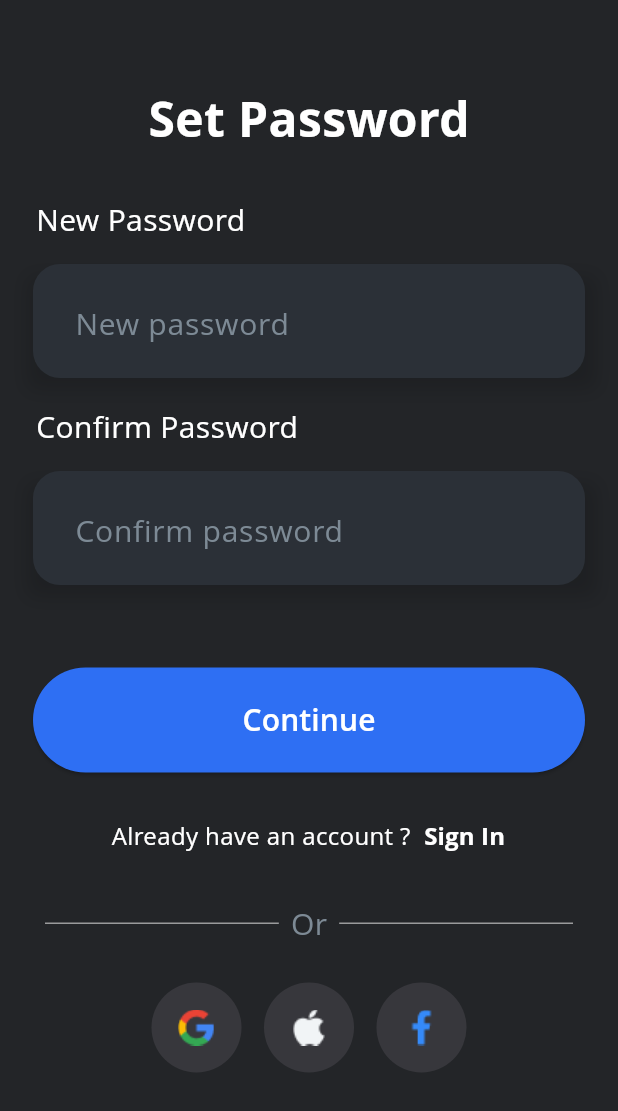
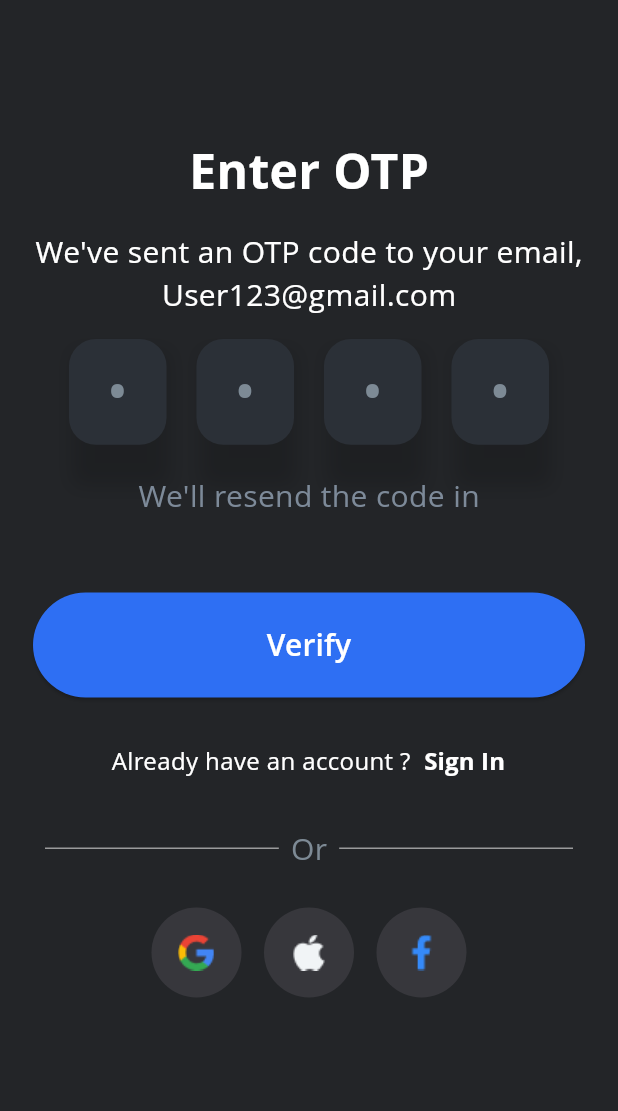
Before and after one commit to Sakib360a/Simple-Login-Screen, a Flutter app: the screen it shows after launch, on a phone screen of 412 x 824 dp. Shown: the top 1111 px of the screen. Run offline on Flutter 3.47's test engine with Material 3 defaults, Android fonts, the phone set to English and light mode, and no system bars.

Commit message:
OTP Verify Screen Designed

```diff
--- a/lib/MyApp.dart
+++ b/lib/MyApp.dart
@@ -1,3 +1,4 @@
+import 'package:class1/screens/dark_otp_verify_screen.dart';
 import 'package:class1/screens/dark_signup_screen_password.dart';
 import 'package:class1/screens/signin_screen.dart';
 import 'package:class1/screens/dark_signup_screen_emai_and_name.dart';
@@ -17,8 +18,9 @@ class MyApp extends StatelessWidget {
       title: "Flutter Homework Project",
       //home: SigninScreen(),
       //home: DarkSignupScreenEmaiAndName(),
-      home: DarkSignupScreenPassword(),
+      //home: DarkSignupScreenPassword(),
      // home: SignupScreen(),
+      home: DarkOtpVerifyScreen(),
     );
   }
 }
--- /dev/null
+++ b/lib/screens/dark_otp_verify_screen.dart
@@ -0,0 +1,317 @@
+import 'package:flutter/material.dart';
+
+class DarkOtpVerifyScreen extends StatelessWidget {
+  const DarkOtpVerifyScreen({super.key});
+
+  @override
+  Widget build(BuildContext context) {
+    return Center(
+      child: Scaffold(
+        backgroundColor: Color(0xFF232528),
+        appBar: AppBar(backgroundColor: Colors.transparent,elevation: 0,
+          iconTheme: IconThemeData(
+            color: Colors.white, // set your desired color here
+          ),),
+        body: SingleChildScrollView(
+          child: Column(
+            mainAxisAlignment: MainAxisAlignment.center,
+            crossAxisAlignment: CrossAxisAlignment.center,
+            children: [
+              SizedBox(
+                height: 35,
+              ),
+              Text(
+                "Enter OTP",
+                style: TextStyle(
+                  fontFamily: 'OpenSans',
+                  fontSize: 32,
+                  color: Colors.white,
+                  fontWeight: FontWeight.w700,
+                ),
+              ),
+              SizedBox(
+                height: 16,
+              ),//Enter OTP
+              Text("We've sent an OTP code to your email,",style: TextStyle(fontSize: 20,color: Colors.white),),
+              Text('User123@gmail.com',style: TextStyle(fontSize: 20,color: Colors.white),),
+              SizedBox(height: 15), //Gap
+              Row(
+                mainAxisAlignment: MainAxisAlignment.center,
+                crossAxisAlignment: CrossAxisAlignment.center,
+                children: [
+                  Container(
+                    //padding: EdgeInsets.only(left: 6, right: 6),
+                    decoration: BoxDecoration(
+                      boxShadow: [
+                        BoxShadow(
+                          color: Colors.black.withOpacity(0.15),
+                          spreadRadius: 0,
+                          blurRadius: 10,
+                          offset: Offset(2, 8), // changes position of shadow
+                        ),
+                      ],
+                    ),
+                    height: 90,
+                    width: 65,
+                    child: TextField(
+                      textAlign: TextAlign.center,
+                      maxLength: 1,
+                      style: TextStyle(fontFamily: 'OpenSans',color: Colors.white,fontSize: 30,fontWeight: FontWeight.bold),
+                      keyboardType: TextInputType.number,
+                      decoration: InputDecoration(
+                        counter: Text(' '),
+                        filled: true,
+                        fillColor: Color(0xFF2B3037),
+                        hintText: '•',
+                        hintStyle: TextStyle(
+                          fontSize: 30,
+                          fontWeight: FontWeight.bold,
+                          color: Color(0xFF7D8A95),
+                        ),
+                        border: OutlineInputBorder(
+                          borderRadius: BorderRadius.circular(18),
+                          borderSide: BorderSide.none,
+                        ),
+                      ),
+                    ),
+                  ),
+                  SizedBox(width: 20,),
+                  Container(
+                    //padding: EdgeInsets.only(left: 6, right: 6),
+                    decoration: BoxDecoration(
+                      boxShadow: [
+                        BoxShadow(
+                          color: Colors.black.withOpacity(0.15),
+                          spreadRadius: 0,
+                          blurRadius: 10,
+                          offset: Offset(2, 8), // changes position of shadow
+                        ),
+                      ],
+                    ),
+                    height: 90,
+                    width: 65,
+                    child: TextField(
+                      textAlign: TextAlign.center,
+                      maxLength: 1,
+                      style: TextStyle(fontFamily: 'OpenSans',color: Colors.white,fontSize: 30,fontWeight: FontWeight.bold),
+                      keyboardType: TextInputType.number,
+                      decoration: InputDecoration(
+                        counter: Text(' '),
+                        filled: true,
+                        fillColor: Color(0xFF2B3037),
+                        hintText: '•',
+                        hintStyle: TextStyle(
+                          fontSize: 30,
+                          fontWeight: FontWeight.bold,
+                          color: Color(0xFF7D8A95),
+                        ),
+                        border: OutlineInputBorder(
+                          borderRadius: BorderRadius.circular(18),
+                          borderSide: BorderSide.none,
+                        ),
+                      ),
+                    ),
+                  ),
+                  SizedBox(width: 20,),
+                  Container(
+                    //padding: EdgeInsets.only(left: 6, right: 6),
+                    decoration: BoxDecoration(
+                      boxShadow: [
+                        BoxShadow(
+                          color: Colors.black.withOpacity(0.15),
+                          spreadRadius: 0,
+                          blurRadius: 10,
+                          offset: Offset(2, 8), // changes position of shadow
+                        ),
+                      ],
+                    ),
+                    height: 90,
+                    width: 65,
+                    child: TextField(
+                      textAlign: TextAlign.center,
+                      maxLength: 1,
+                      style: TextStyle(fontFamily: 'OpenSans',color: Colors.white,fontSize: 30,fontWeight: FontWeight.bold),
+                      keyboardType: TextInputType.number,
+                      decoration: InputDecoration(
+                        counter: Text(' '),
+                        filled: true,
+                        fillColor: Color(0xFF2B3037),
+                        hintText: '•',
+                        hintStyle: TextStyle(
+                          fontSize: 30,
+                          fontWeight: FontWeight.bold,
+                          color: Color(0xFF7D8A95),
+                        ),
+                        border: OutlineInputBorder(
+                          borderRadius: BorderRadius.circular(18),
+                          borderSide: BorderSide.none,
+                        ),
+                      ),
+                    ),
+                  ),
+                  SizedBox(width: 20,),
+                  Container(
+                    //padding: EdgeInsets.only(left: 6, right: 6),
+                    decoration: BoxDecoration(
+                      boxShadow: [
+                        BoxShadow(
+                          color: Colors.black.withOpacity(0.15),
+                          spreadRadius: 0,
+                          blurRadius: 10,
+                          offset: Offset(2, 8), // changes position of shadow
+                        ),
+                      ],
+                    ),
+                    height: 90,
+                    width: 65,
+                    child: TextField(
+                      textAlign: TextAlign.center,
+                      maxLength: 1,
+                      style: TextStyle(fontFamily: 'OpenSans',color: Colors.white,fontSize: 30,fontWeight: FontWeight.bold),
+                      keyboardType: TextInputType.number,
+                      decoration: InputDecoration(
+                        counter: Text(' '),
+                        filled: true,
+                        fillColor: Color(0xFF2B3037),
+                        hintText: '•',
+                        hintStyle: TextStyle(
+                          fontSize: 30,
+                          fontWeight: FontWeight.bold,
+                          color: Color(0xFF7D8A95),
+                        ),
+                        border: OutlineInputBorder(
+                          borderRadius: BorderRadius.circular(18),
+                          borderSide: BorderSide.none,
+                        ),
+                      ),
+                    ),
+                  ),
+                ],
+              ),
+              Text('We\'ll resend the code in',style: TextStyle(fontSize: 20,color: Color(0xFF7D8A99)),),//Enter full name field
+               //Enter email address field
+              SizedBox(height: 10),
+              Container(
+                alignment: Alignment.center,
+                child: Padding(
+                  padding: const EdgeInsets.only(left: 22, right: 22, top: 40),
+                  child: SizedBox(
+                    width: double.infinity,
+                    height: 70,
+                    child: ElevatedButton(
+                      style: ButtonStyle(
+                        backgroundColor: MaterialStateProperty.all<Color>(Color(0xFF2E6FF3)),
+                        foregroundColor: MaterialStateProperty.all<Color>(Colors.white),
+                        shape: MaterialStateProperty.all<RoundedRectangleBorder>(
+                          RoundedRectangleBorder(
+                            borderRadius: BorderRadius.circular(50),
+                          ),
+                        ),
+                      ),
+                      onPressed: () {
+
+                      },
+                      child: Text(
+                        "Verify",
+                        style: TextStyle(
+                          fontSize: 20,
+                          fontWeight: FontWeight.w600,
+                        ),
+                      ),
+                    ),
+                  ),
+                ), // or even less
+              ), // Verify Button
+              SizedBox(height: 18),
+              Container(
+                child: Row(
+                  mainAxisAlignment: MainAxisAlignment.center,
+                  //crossAxisAlignment: CrossAxisAlignment.center,
+                  children: [
+                    Text('Already have an account ?',style: TextStyle(fontSize: 16,color: Colors.white),),
+                    TextButton(
+                      style: TextButton.styleFrom(padding: EdgeInsets.only(left: 8)),
+                      onPressed: () {},
+                      child: Text('Sign In',style: TextStyle(fontSize: 16,color: Colors.white,fontWeight: FontWeight.bold),),
+                    ),
+                  ],
+                ),
+              ), //Already Have an account
+              Container(
+                child: Padding(
+                  padding: const EdgeInsets.only(left: 30,right: 30,top: 20),
+                  child: Row(
+                    mainAxisAlignment: MainAxisAlignment.center,
+                    children: <Widget>[
+                      Expanded(
+                        child: Divider(
+                          color: Colors.white54,
+                          thickness: 1,
+                        ),
+                      ),
+                      Padding(
+                        padding: const EdgeInsets.symmetric(horizontal: 8.0),
+                        child: Text(
+                          "Or",
+                          style: TextStyle(
+                            color: Color(0xFF7D8A95),
+                            fontSize: 20,
+                          ),
+                        ),
+                      ),
+                      Expanded(
+                        child: Divider(
+                          color: Colors.white54,
+                          thickness: 1,
+                        ),
+                      ),
+                    ],
+                  ),
+                ),
+
+              ), //Dividers
+              SizedBox(height: 25,),
+              Container(
+                child: Row(
+                  mainAxisAlignment: MainAxisAlignment.center,
+                  children: [
+                    Container(
+                        width: 60,
+                        height: 60,
+                        decoration: BoxDecoration(
+                          color: Color(0xFF37373C),
+                          shape: BoxShape.circle,
+                        ),
+                        child: Image.asset('assets/icons/Google.png')),
+                    SizedBox(
+                      width: 15,
+                    ),
+                    Container(
+                        width: 60,
+                        height: 60,
+                        decoration: BoxDecoration(
+                          color: Color(0xFF37373C),
+                          shape: BoxShape.circle,
+                        ),
+                        child: Image.asset('assets/icons/appleIcon.png')),
+                    SizedBox(
+                      width: 15,
+                    ),
+                    Container(
+                        width: 60,
+                        height: 60,
+                        decoration: BoxDecoration(
+                          color: Color(0xFF37373C),
+                          shape: BoxShape.circle,
+                        ),
+                        child: Image.asset('assets/icons/facebookIcon.png')),
+                  ],
+                ),
+              )// Social Sign Up Buttons
+            ],
+          ),
+        ),
+      ),
+    );;
+  }
+}
--- a/lib/screens/dark_signup_screen_emai_and_name.dart
+++ b/lib/screens/dark_signup_screen_emai_and_name.dart
@@ -1,4 +1,6 @@
 import 'package:flutter/material.dart';
+
+import 'dark_signup_screen_password.dart';
 
 class DarkSignupScreenEmaiAndName extends StatelessWidget {
   const DarkSignupScreenEmaiAndName({super.key});
@@ -8,7 +10,10 @@ class DarkSignupScreenEmaiAndName extends StatelessWidget {
     return Center(
       child: Scaffold(
         backgroundColor: Color(0xFF232528),
-        appBar: AppBar(backgroundColor: Colors.transparent,elevation: 0,),
+        appBar: AppBar(backgroundColor: Colors.transparent,elevation: 0,
+          iconTheme: IconThemeData(
+            color: Colors.white, // set your desired color here
+          ),),
         body: SingleChildScrollView(
           child: Column(
             mainAxisAlignment: MainAxisAlignment.center,
@@ -136,7 +141,12 @@ class DarkSignupScreenEmaiAndName extends StatelessWidget {
                           ),
                         ),
                       ),
-                      onPressed: () {},
+                      onPressed: () {
+                        Navigator.push(
+                          context,
+                          MaterialPageRoute(builder: (context) => DarkSignupScreenPassword()),
+                        );
+                      },
                       child: Text(
                         "Continue",
                         style: TextStyle(
--- a/lib/screens/dark_signup_screen_password.dart
+++ b/lib/screens/dark_signup_screen_password.dart
@@ -7,7 +7,11 @@ class DarkSignupScreenPassword extends StatelessWidget {
     return Center(
       child: Scaffold(
         backgroundColor: Color(0xFF232528),
-        appBar: AppBar(backgroundColor: Colors.transparent,elevation: 0,),
+        appBar: AppBar(backgroundColor: Colors.transparent,elevation: 0,
+          iconTheme: IconThemeData(
+            color: Colors.white,
+            size: 31,// set your desired color here
+          ),),
         body: SingleChildScrollView(
           child: Column(
             mainAxisAlignment: MainAxisAlignment.center,
```
